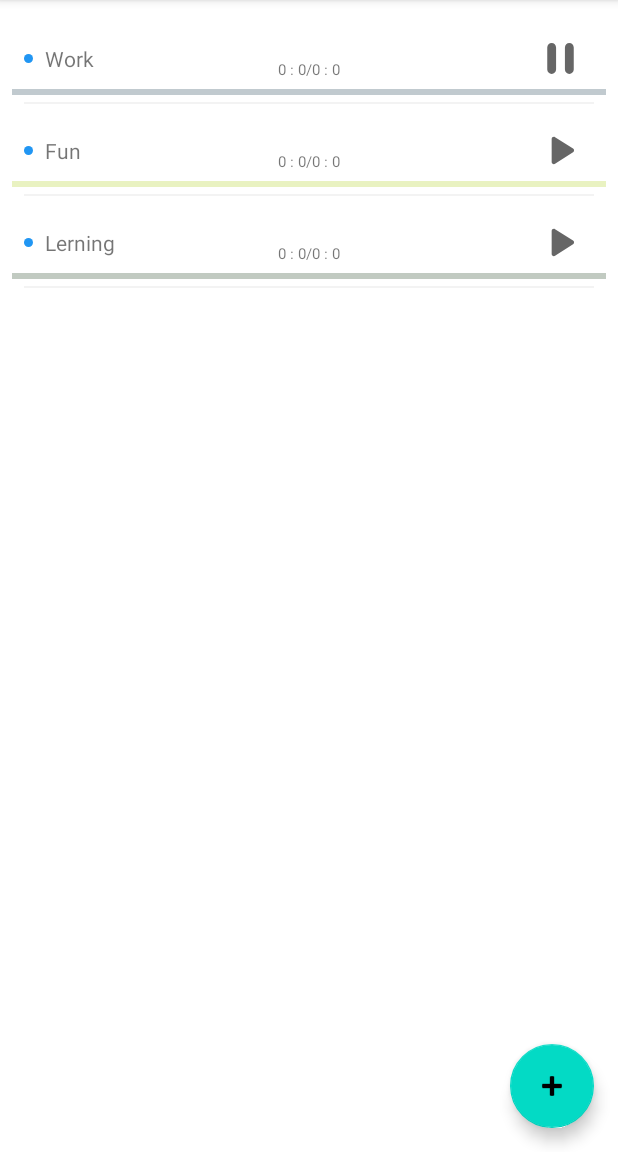
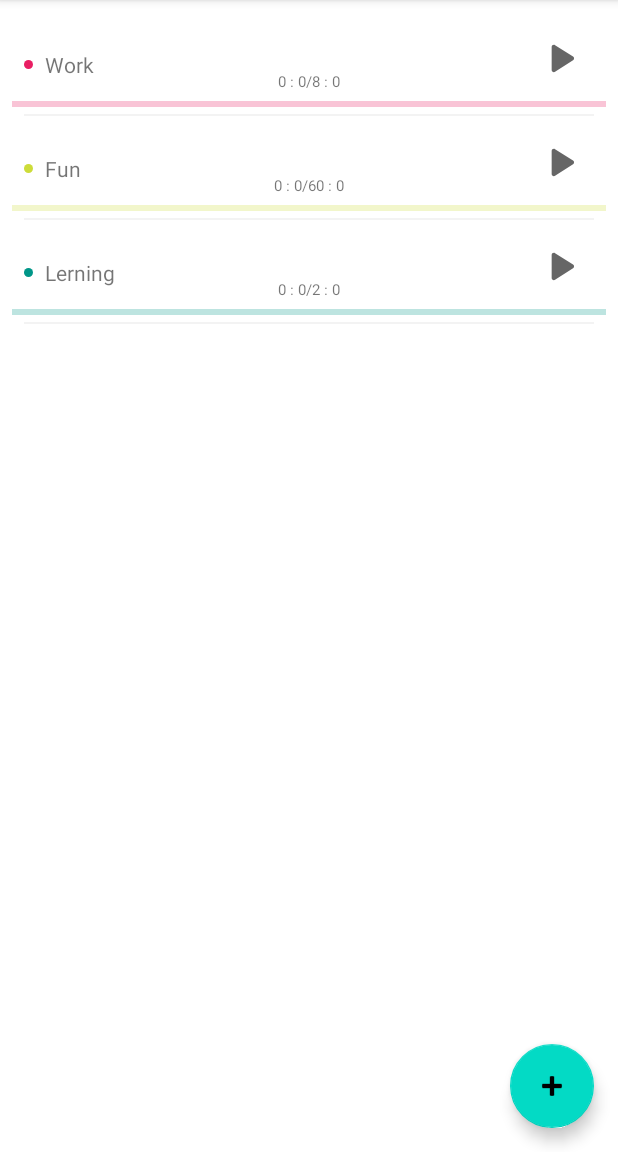
Before and after one commit to lordicase/TimeManager, an Android app: the screen it shows after launch (MainActivity), after a tap on an icon or button, on a phone screen of 412 x 824 dp, the part 84-1236 px from its top. Run offline under Robolectric (Android 15) with nearby library versions, the phone set to English and light mode, and no system bars; our stand-ins replace Room's generated code; 1 statement that could not run was skipped.

```diff
--- a/app/src/main/java/com/example/timemanager/Countdown.java
+++ b/app/src/main/java/com/example/timemanager/Countdown.java
@@ -16,26 +16,26 @@ import java.security.acl.Owner;
 
 public class Countdown extends CountDownTimer implements ViewModelStoreOwner {
     ProjectViewModel projectViewModel;
-    int timeDone;
+    int position;
 
 Project project;
     public Countdown(long millisInFuture, long countDownInterval, Project project, int position) {
         super(millisInFuture, countDownInterval);
         this.project = project;
+        this.position  = position;
         projectViewModel = MainActivity.projectViewModel;
     }
 
     @Override
     public void onTick(long l) {
-        Log.i("LONG",String.valueOf(l));
-
         project.setTimeDone(project.getTimeDone()+1000);
         projectViewModel.update(project);
-
+        Log.d("TESTSSS","TESTSSS");
     }
 
     @Override
     public void onFinish() {
+
     }
 
 
--- a/app/src/main/java/com/example/timemanager/DataBase.java
+++ b/app/src/main/java/com/example/timemanager/DataBase.java
@@ -41,9 +41,9 @@ public abstract class DataBase extends RoomDatabase {
 
         @Override
         protected Void doInBackground(Void... voids) {
-            projectDao.insert(new Project("Work", 480, "#123546"));
-            projectDao.insert(new Project("Fun", 60, "#abcd13"));
-            projectDao.insert(new Project("Lerning",120 , "#123512"));
+            projectDao.insert(new Project("Work", 28800000, "#E91E63"));
+            projectDao.insert(new Project("Fun", 3600000, "#CDDC39"));
+            projectDao.insert(new Project("Lerning",7200000 , "#009688"));
             return null;
         }
     }
--- a/app/src/main/java/com/example/timemanager/ProjectAdapter.java
+++ b/app/src/main/java/com/example/timemanager/ProjectAdapter.java
@@ -12,21 +12,19 @@ import android.widget.ProgressBar;
 import android.widget.TextView;
 
 import androidx.annotation.NonNull;
-import androidx.lifecycle.ViewModelProvider;
 import androidx.recyclerview.widget.DiffUtil;
 import androidx.recyclerview.widget.ListAdapter;
 import androidx.recyclerview.widget.RecyclerView;
+import androidx.work.Data;
 import androidx.work.OneTimeWorkRequest;
 import androidx.work.WorkManager;
 import androidx.work.WorkRequest;
-
-import java.util.List;
 
 public class ProjectAdapter extends ListAdapter<Project, ProjectAdapter.ViewHolder> {
 
     Countdown countdown = null;
     private OnItemClickListener listener;
-    int started_Position = -1;
+    int startedPosition = -1;
 
     public ProjectAdapter() {
         super(DIFF_CALLBACK);
@@ -59,45 +57,80 @@ public class ProjectAdapter extends ListAdapter<Project, ProjectAdapter.ViewHold
 
     @Override
     public void onBindViewHolder(@NonNull ViewHolder holder, int position) {
+
         Project currentproject = getItem(position);
 
         holder.projectTextView.setText(currentproject.getTitle());
         if (currentproject.getTime() <= 3600000) {
-
-            holder.timeTextView.setText(((currentproject.getTimeDone() % 3600000) / 60000 + " : " + ((currentproject.getTimeDone() % 60000) / 1000) + "/" +
-                    (currentproject.getTime() % 3600000) / 60000 + " : " + ((currentproject.getTime() % 60000) / 1000)));
-            holder.progressBar.getProgressDrawable().setColorFilter(Color.parseColor(currentproject.getColor()), PorterDuff.Mode.SRC_IN);
+            holder.timeTextView.setText(((currentproject.getTimeDone() / 60000)   + " : " + ((currentproject.getTimeDone() % 60000) / 1000) + "/" +
+                    (currentproject.getTime() / 60000)   + " : " + ((currentproject.getTime() % 60000) / 1000)));
         } else {
             holder.timeTextView.setText((currentproject.getTimeDone() / 3600000 + " : " + ((currentproject.getTimeDone() % 3600000) / 60000) + "/" +
                     currentproject.getTime() / 3600000 + " : " + ((currentproject.getTime() % 3600000) / 60000)));
-            holder.progressBar.getProgressDrawable().setColorFilter(Color.parseColor(currentproject.getColor()), PorterDuff.Mode.SRC_IN);
         }
+
+
+        if (currentproject.getTimeDone() >= currentproject.getTime()) {
+            holder.imageButton.setImageResource(R.drawable.ic_round_play_arrow);
+            holder.imageButton.setEnabled(false);
+            holder.timeTextView.setText("COMPLETED!");
+            holder.timeTextView.setTextColor(Color.parseColor("#85E615"));
+        }
+        holder.progressBar.getProgressDrawable().setColorFilter(Color.parseColor(currentproject.getColor()), PorterDuff.Mode.SRC_IN);
         holder.progressBar.setMax(currentproject.getTime());
         holder.progressBar.setProgress(currentproject.getTimeDone());
 
 
-        if (holder.getAdapterPosition() == started_Position) {
+        if (holder.getAdapterPosition() == startedPosition) {
             holder.imageButton.setImageResource(R.drawable.ic_round_pause);
         } else {
             holder.imageButton.setImageResource(R.drawable.ic_round_play_arrow);
         }
 
+        GradientDrawable drawable = (GradientDrawable)holder.imageView.getBackground();
+        drawable.setColor(Color.parseColor(currentproject.getColor()));
+
         holder.imageButton.setOnClickListener(new View.OnClickListener() {
             @Override
             public void onClick(View view) {
-                if (countdown != null) {
-                    countdown.cancel();
-                    notifyItemChanged(started_Position);
-                }
-                if (holder.getAdapterPosition() == started_Position) {
-                    holder.imageButton.setImageResource(R.drawable.ic_round_play_arrow);
-                    started_Position = -1;
-                } else {
-                    started_Position = holder.getAdapterPosition();
-                    countdown = new Countdown((currentproject.getTime() - currentproject.getTimeDone()), 1000, currentproject, holder.getAdapterPosition());
-                    holder.imageButton.setImageResource(R.drawable.ic_round_pause);
-                    countdown.start();
-                }
+
+                Data projectData = new Data.Builder()
+                        .putInt("id", currentproject.getId())
+                        .putInt("time", currentproject.getTime())
+                        .putInt("timeDone",currentproject.getTimeDone())
+                        .putString("title", currentproject.getTitle())
+                        .putString("color", currentproject.getColor())
+                        .build();
+
+
+                WorkRequest uploadWorkRequest =
+                        new OneTimeWorkRequest.Builder(CountdownWorker.class)
+                                .setInputData(projectData)
+                                .addTag("worker")
+                                .build();
+
+                WorkManager
+
+                        .getInstance(view.getContext())
+                        .enqueue(uploadWorkRequest);
+
+//                WorkManager.getInstance().cancelAllWorkByTag("worker");
+
+//                if (countdown != null) {
+//                    countdown.cancel();
+//                    notifyItemChanged(startedPosition);
+//                }
+//                if (holder.getAdapterPosition() == startedPosition) {
+//                    startedPosition = -1;
+//                    holder.imageButton.setImageResource(R.drawable.ic_round_play_arrow);
+//                } else {
+//                    startedPosition = holder.getAdapterPosition();
+//
+//                    holder.imageButton.setImageResource(R.drawable.ic_round_pause);
+//                    countdown = new Countdown((currentproject.getTime() - currentproject.getTimeDone()), 1000, currentproject, holder.getAdapterPosition());
+//                    countdown.start();
+//
+//                }
             }
         });
     }
@@ -113,6 +146,7 @@ public class ProjectAdapter extends ListAdapter<Project, ProjectAdapter.ViewHold
             super(itemView);
             projectTextView = itemView.findViewById(R.id.textView1);
             timeTextView = itemView.findViewById(R.id.textView2);
+
             imageView = itemView.findViewById(R.id.imageView);
             progressBar = itemView.findViewById(R.id.progressBar);
             imageButton = itemView.findViewById(R.id.imageButton);
--- a/app/src/main/res/layout/activity_main.xml
+++ b/app/src/main/res/layout/activity_main.xml
@@ -16,7 +16,9 @@
         android:layout_marginBottom="16dp"
         app:layout_constraintBottom_toBottomOf="parent"
         app:layout_constraintEnd_toEndOf="parent"
-        app:srcCompat="@android:drawable/ic_input_add" />
+        app:srcCompat="@android:drawable/ic_input_add"
+
+        />
 
     <androidx.recyclerview.widget.RecyclerView
         android:id="@+id/recyclerview"
@@ -29,5 +31,9 @@
         app:layout_constraintBottom_toBottomOf="parent"
         app:layout_constraintEnd_toEndOf="parent"
         app:layout_constraintStart_toStartOf="parent"
-        app:layout_constraintTop_toTopOf="parent" />
+        app:layout_constraintTop_toTopOf="parent"
+        android:clipToPadding="false"
+        android:paddingBottom="100dp"
+
+        />
 </androidx.constraintlayout.widget.ConstraintLayout>
--- a/app/src/main/res/layout/item_project.xml
+++ b/app/src/main/res/layout/item_project.xml
@@ -1,6 +1,7 @@
 <?xml version="1.0" encoding="utf-8"?>
 <androidx.constraintlayout.widget.ConstraintLayout xmlns:android="http://schemas.android.com/apk/res/android"
     xmlns:app="http://schemas.android.com/apk/res-auto"
+    xmlns:tools="http://schemas.android.com/tools"
     android:layout_width="match_parent"
     android:layout_height="wrap_content">
 
@@ -41,11 +42,10 @@
         android:layout_height="45dp"
         android:layout_marginTop="8dp"
         android:layout_marginEnd="8dp"
-        android:layout_marginBottom="8dp"
         android:backgroundTint="#00FFFFFF"
 
         android:baselineAlignBottom="false"
-        app:layout_constraintBottom_toBottomOf="parent"
+        app:layout_constraintBottom_toBottomOf="@+id/textView2"
         app:layout_constraintEnd_toEndOf="parent"
         app:layout_constraintTop_toTopOf="parent"
         app:srcCompat="@drawable/ic_round_play_arrow" />
```
Also changed, not shown: app/src/main/java/com/example/timemanager/CountdownWorker.java (added, +97 -0 lines).
